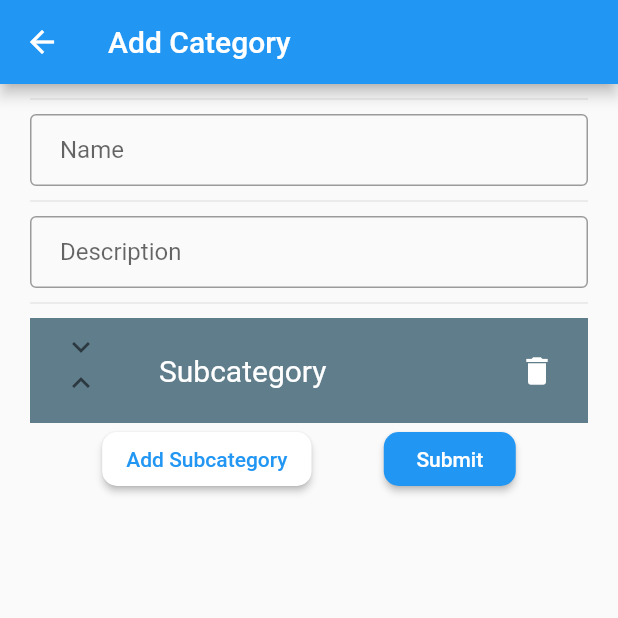
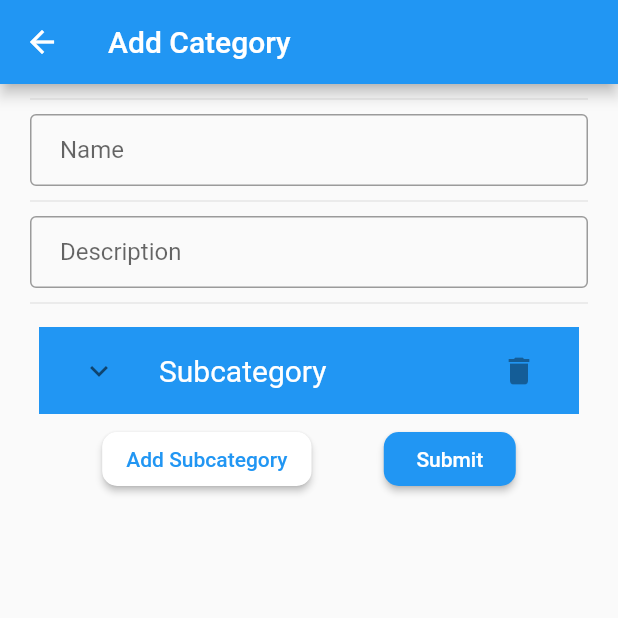
Before and after one commit to mkoech/merchant_landing_page, a Flutter app: the AddCategory screen opened directly, after a tap on "Add Subcategory", on a phone screen of 412 x 824 dp, the top half of it. Run offline on Flutter 3.47's test engine with Material 2 defaults, Android fonts, the phone set to English and light mode, and no system bars.

Commit message:
Update main.dart
Edit on expansion tile

```diff
--- a/lib/main.dart
+++ b/lib/main.dart
@@ -1,4 +1,4 @@
-import 'package:flutter/material.dart';
+imimport 'package:flutter/material.dart';
 
 void main() => runApp(MerchantsApp());
 
@@ -47,6 +47,9 @@ class HomePage extends StatelessWidget {
 }
 
 class AddCategory extends StatelessWidget {
+  final VoidCallback onDelete;
+
+  AddCategory({Key key, this.onDelete}) : super(key: key);
   @override
   Widget build(BuildContext context) {
     // TODO: implement build
@@ -88,34 +91,27 @@ class AddCategory extends StatelessWidget {
               const Divider(
                 height: 20,
               ),
-              Container(
-                color: Colors.blueGrey,
-                child: Padding(
+              Padding(
                 padding: const EdgeInsets.all(6.0),
+                child: Container(
+                  color: Colors.blue,
                   child: ExpansionTile(
-                    title: Padding(
-                      padding: const EdgeInsets.all(8.0),
-                      child: Text(
+                    backgroundColor: Colors.blue,
+                    title: Text(
                       'Subcategory',
                       style: TextStyle(
                         color: Colors.white,
                         fontSize: 20.0,
                       ),
                     ),
+                    leading: IconButton(
+                      icon: Icon(Icons.keyboard_arrow_down),
+                      onPressed: () {},
                     ),
-                    leading: Column(
-                      children: [
-                        Icon(
-                          Icons.keyboard_arrow_down,
-                        ),
-                        Icon(
-                          Icons.keyboard_arrow_up,
-                        ),
-                      ],
-                    ),
-                    trailing: Icon(
-                      Icons.delete,
+                    trailing: IconButton(
+                      icon: Icon(Icons.delete),
                       color: Colors.white,
+                      onPressed: this.onDelete,
                     ),
                     children: <Widget>[
                       Container(
@@ -167,8 +163,9 @@ class AddCategory extends StatelessWidget {
                       shape: RoundedRectangleBorder(
                           borderRadius: BorderRadius.circular(10.0)),
                       child: Text('Add Subcategory'),
-                    onPressed: () {},
-                  ),
+                      onPressed: () {
+                        show();
+                      }),
                   RaisedButton(
                     textColor: Colors.white,
                     color: Colors.blue,
@@ -188,3 +185,51 @@ class AddCategory extends StatelessWidget {
     );
   }
 }
+
+show() {
+  return SubCategory();
+}
+
+class SubCategory extends StatefulWidget {
+  @override
+  _SubCategoryState createState() => _SubCategoryState();
+}
+
+class _SubCategoryState extends State<SubCategory> {
+  @override
+  Widget build(BuildContext context) {
+    // TODO: implement build
+    return Container(
+      color: Colors.white,
+      child: Column(
+        mainAxisAlignment: MainAxisAlignment.spaceAround,
+        children: <Widget>[
+          Container(
+            child: const Divider(
+              height: 20,
+            ),
+          ),
+          TextField(
+            decoration: InputDecoration(
+                contentPadding: EdgeInsets.fromLTRB(20.0, 10.0, 20.0, 10.0),
+                border: OutlineInputBorder(
+                    borderSide: BorderSide(color: Colors.blue)),
+                labelText: 'Name',
+                hintText: 'Name'),
+          ),
+          const Divider(
+            height: 20,
+          ),
+          TextField(
+            decoration: InputDecoration(
+                contentPadding: EdgeInsets.fromLTRB(20.0, 10.0, 20.0, 10.0),
+                border: OutlineInputBorder(
+                    borderSide: BorderSide(color: Colors.blue)),
+                labelText: 'Description',
+                hintText: 'Description'),
+          ),
+        ],
+      ),
+    );
+  }
+}
```
Lines whose indentation alone changed are shown as unchanged.
